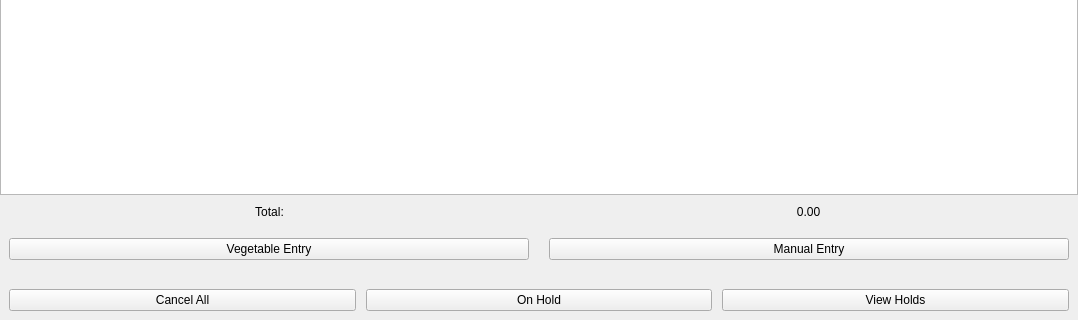
First picture: the form in Project/ui/sales_frame.ui, repository Selvam-T/POS, before the edit; both pictures show x 0 to 1078 and y 425 to 745 of the 1078 by 745 pixel window.
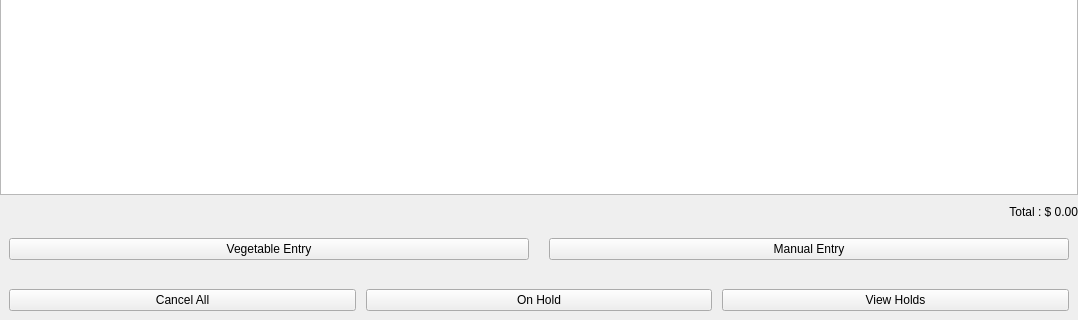
Second picture: the form after the edit.

Commit message: totalContainer totalValue updated as each item added/removed/quantity changed in salesTable. UI total Value display needs modification.

The edit to the form file:
```diff
--- a/Project/ui/sales_frame.ui
+++ b/Project/ui/sales_frame.ui
@@ -66,6 +66,9 @@
       </item>
       <item>
         <widget class="QFrame" name="totalContainer">
+     <property name="layoutDirection">
+      <enum>Qt::LeftToRight</enum>
+     </property>
           <property name="frameShape">
             <enum>QFrame::NoFrame</enum>
           </property>
@@ -74,7 +77,7 @@
           </property>
           <layout class="QHBoxLayout" name="totalLayout">
             <property name="spacing">
-              <number>0</number>
+       <number>10</number>
             </property>
             <property name="leftMargin">
               <number>0</number>
@@ -88,22 +91,6 @@
             <property name="bottomMargin">
               <number>0</number>
             </property>
-            <item>
-              <widget class="QLabel" name="totalTitle">
-                <property name="sizePolicy">
-                  <sizepolicy hsizetype="Expanding" vsizetype="Preferred">
-                    <horstretch>0</horstretch>
-                    <verstretch>0</verstretch>
-                  </sizepolicy>
-                </property>
-                <property name="text">
-                  <string>Total:</string>
-                </property>
-                <property name="alignment">
-                  <set>Qt::AlignCenter</set>
-                </property>
-              </widget>
-            </item>
             <item>
               <widget class="QLabel" name="totalValue">
                 <property name="sizePolicy">
@@ -112,11 +99,17 @@
                     <verstretch>0</verstretch>
                   </sizepolicy>
                 </property>
+        <property name="layoutDirection">
+         <enum>Qt::RightToLeft</enum>
+        </property>
                 <property name="text">
-                  <string>0.00</string>
+         <string>Total : $ 0.00</string>
                 </property>
                 <property name="alignment">
-                  <set>Qt::AlignCenter</set>
+         <set>Qt::AlignRight|Qt::AlignTrailing|Qt::AlignVCenter</set>
+        </property>
+        <property name="margin">
+         <number>10</number>
                 </property>
               </widget>
             </item>
```
Left out of the diff: 24 changed lines with no effect on the pictures. Lines whose indentation alone changed are shown as unchanged. The commit also changes 9 other files.
